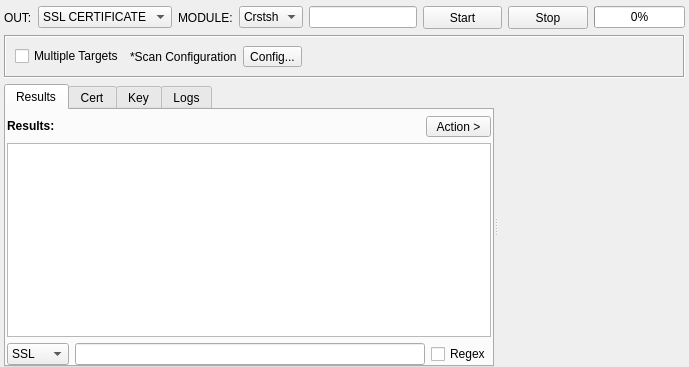
Above: sub3suite/src/enums/ssl/SSLEnum.ui from 3nock/OTE before the change. Below: the same form after it.
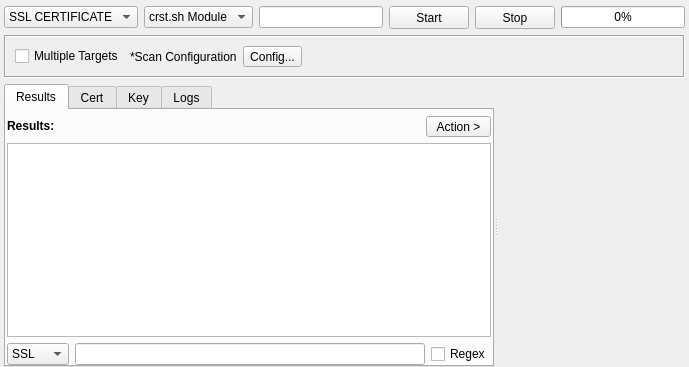
That is the form after the change. Custom widgets are drawn as their Qt base class.

The edit to the form file:
```diff
--- a/sub3suite/src/enums/ssl/SSLEnum.ui
+++ b/sub3suite/src/enums/ssl/SSLEnum.ui
@@ -28,13 +28,6 @@
    </property>
    <item>
     <layout class="QHBoxLayout" name="horizontalLayout">
-     <item>
-      <widget class="QLabel" name="labelOut">
-       <property name="text">
-        <string>OUT:</string>
-       </property>
-      </widget>
-     </item>
      <item>
       <widget class="QComboBox" name="comboBoxOption">
        <property name="minimumSize">
@@ -50,13 +43,6 @@
        </item>
       </widget>
      </item>
-     <item>
-      <widget class="QLabel" name="labelModule">
-       <property name="text">
-        <string>MODULE:</string>
-       </property>
-      </widget>
-     </item>
      <item>
       <widget class="QComboBox" name="comboBoxModule">
        <property name="minimumSize">
@@ -67,7 +53,7 @@
        </property>
        <item>
         <property name="text">
-         <string>Crstsh</string>
+         <string>crst.sh Module</string>
         </property>
        </item>
       </widget>
```
